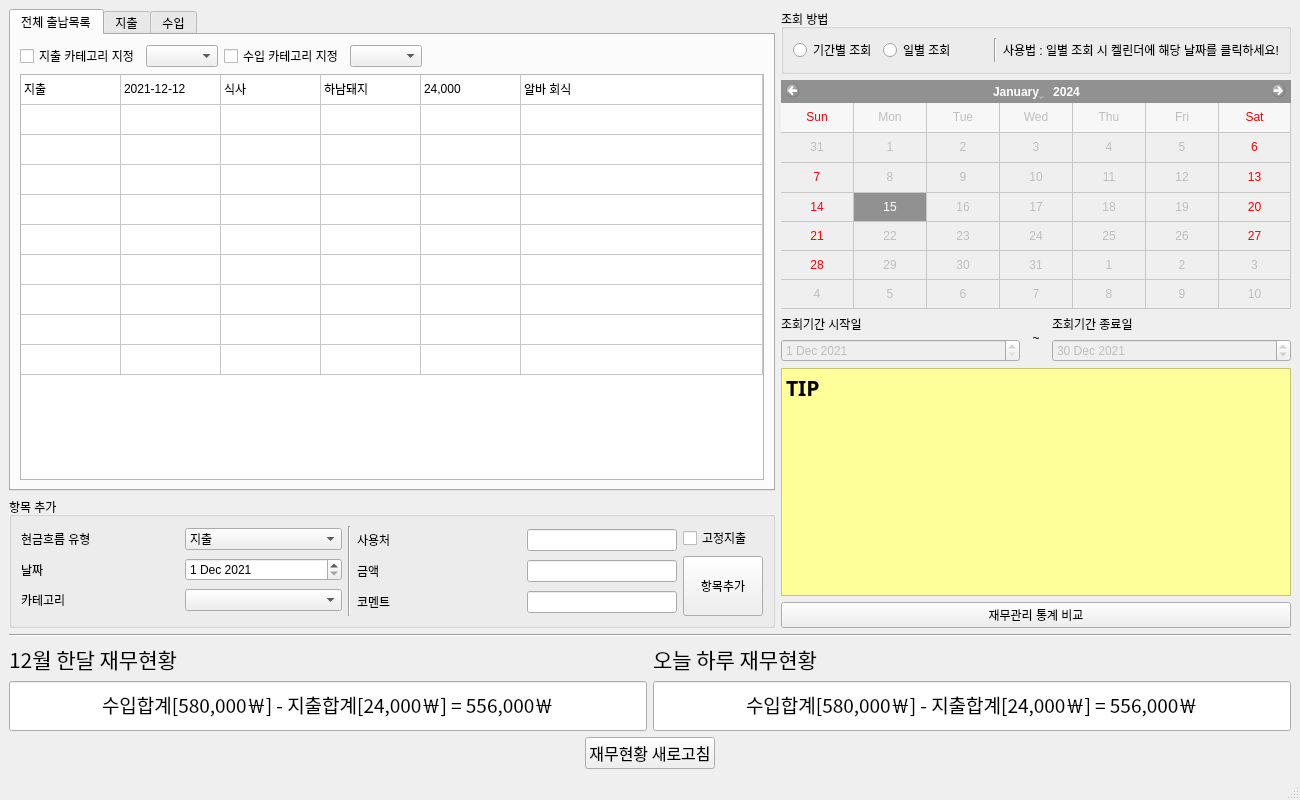
Qt form dku_accounts_project.ui (Firstcom1/dku_accounts_project) before a commit.
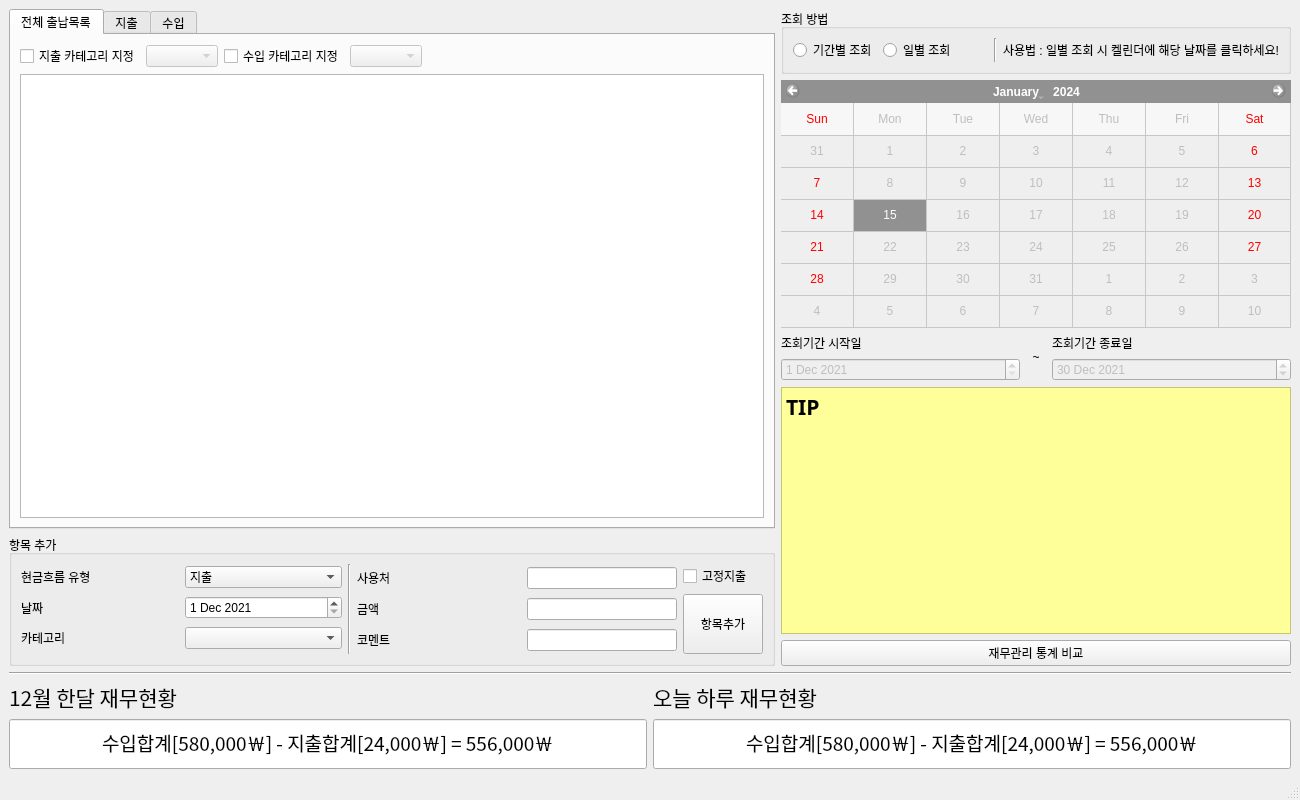
The same form after that commit. The open tabs and pages were chosen to show the change.

Commit message: Table 조회 - 지출/수입 카테고리, 날짜별 조회, 항목추가 구현 완료

Patch:
```diff
--- a/dku_accounts_project.ui
+++ b/dku_accounts_project.ui
@@ -65,7 +65,11 @@
                  </widget>
                 </item>
                 <item>
-                 <widget class="QComboBox" name="CB_fixExpCategory"/>
+                 <widget class="QComboBox" name="CB_fixExpCategory">
+                  <property name="enabled">
+                   <bool>false</bool>
+                  </property>
+                 </widget>
                 </item>
                 <item>
                  <widget class="QCheckBox" name="CH_fixIncomCategory">
@@ -75,7 +79,11 @@
                  </widget>
                 </item>
                 <item>
-                 <widget class="QComboBox" name="CB_fixIncomeCategory"/>
+                 <widget class="QComboBox" name="CB_fixIncomeCategory">
+                  <property name="enabled">
+                   <bool>false</bool>
+                  </property>
+                 </widget>
                 </item>
                 <item>
                  <spacer name="horizontalSpacer">
@@ -109,7 +117,7 @@
                    <bool>true</bool>
                   </property>
                   <property name="rowCount">
-                   <number>10</number>
+                   <number>0</number>
                   </property>
                   <property name="columnCount">
                    <number>6</number>
@@ -132,16 +140,6 @@
                   <attribute name="verticalHeaderVisible">
                    <bool>false</bool>
                   </attribute>
-                  <row/>
-                  <row/>
-                  <row/>
-                  <row/>
-                  <row/>
-                  <row/>
-                  <row/>
-                  <row/>
-                  <row/>
-                  <row/>
                   <column>
                    <property name="text">
                     <string>현금흐름 유형</string>
@@ -172,36 +170,6 @@
                     <string>코멘트</string>
                    </property>
                   </column>
-                  <item row="0" column="0">
-                   <property name="text">
-                    <string>지출</string>
-                   </property>
-                  </item>
-                  <item row="0" column="1">
-                   <property name="text">
-                    <string>2021-12-12</string>
-                   </property>
-                  </item>
-                  <item row="0" column="2">
-                   <property name="text">
-                    <string>식사</string>
-                   </property>
-                  </item>
-                  <item row="0" column="3">
-                   <property name="text">
-                    <string>하남돼지</string>
-                   </property>
-                  </item>
-                  <item row="0" column="4">
-                   <property name="text">
-                    <string>24,000</string>
-                   </property>
-                  </item>
-                  <item row="0" column="5">
-                   <property name="text">
-                    <string>알바 회식</string>
-                   </property>
-                  </item>
                  </widget>
                 </item>
                </layout>
@@ -992,19 +960,6 @@
       </item>
      </layout>
     </item>
-    <item alignment="Qt::AlignHCenter">
-     <widget class="QPushButton" name="BT_f5">
-      <property name="font">
-       <font>
-        <family>Agency FB</family>
-        <pointsize>12</pointsize>
-       </font>
-      </property>
-      <property name="text">
-       <string>재무현황 새로고침</string>
-      </property>
-     </widget>
-    </item>
    </layout>
   </widget>
   <widget class="QMenuBar" name="menubar">
```
Left out of the diff: 104 changed lines with no effect on the pictures. The commit also changes 3 other files.
